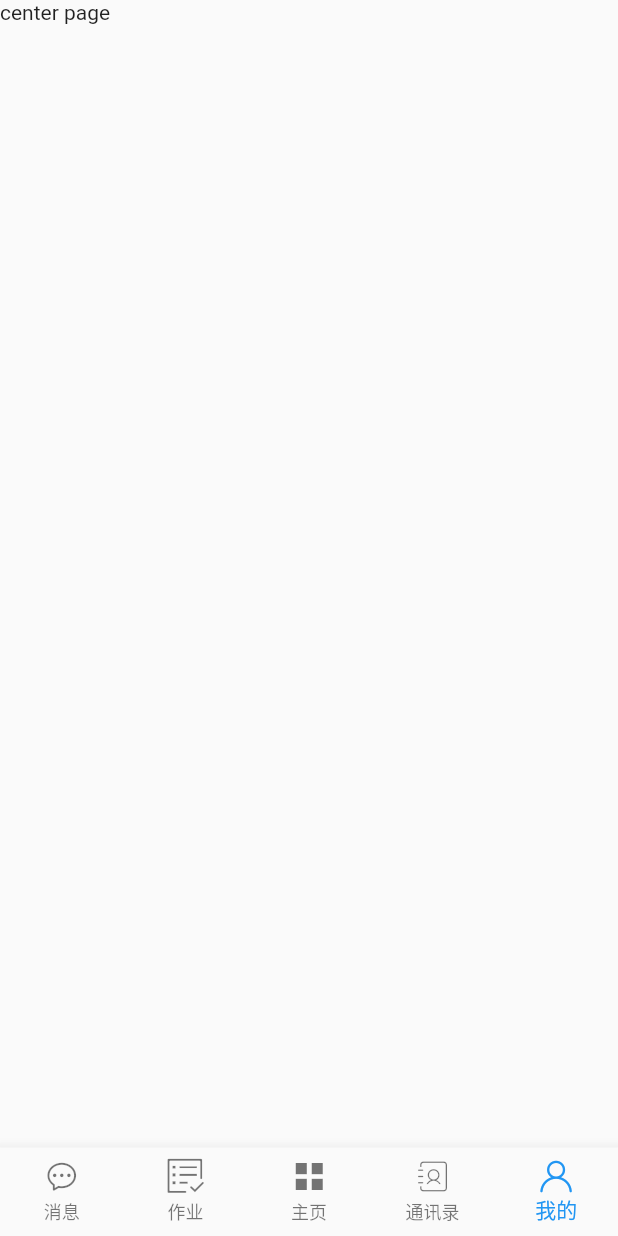
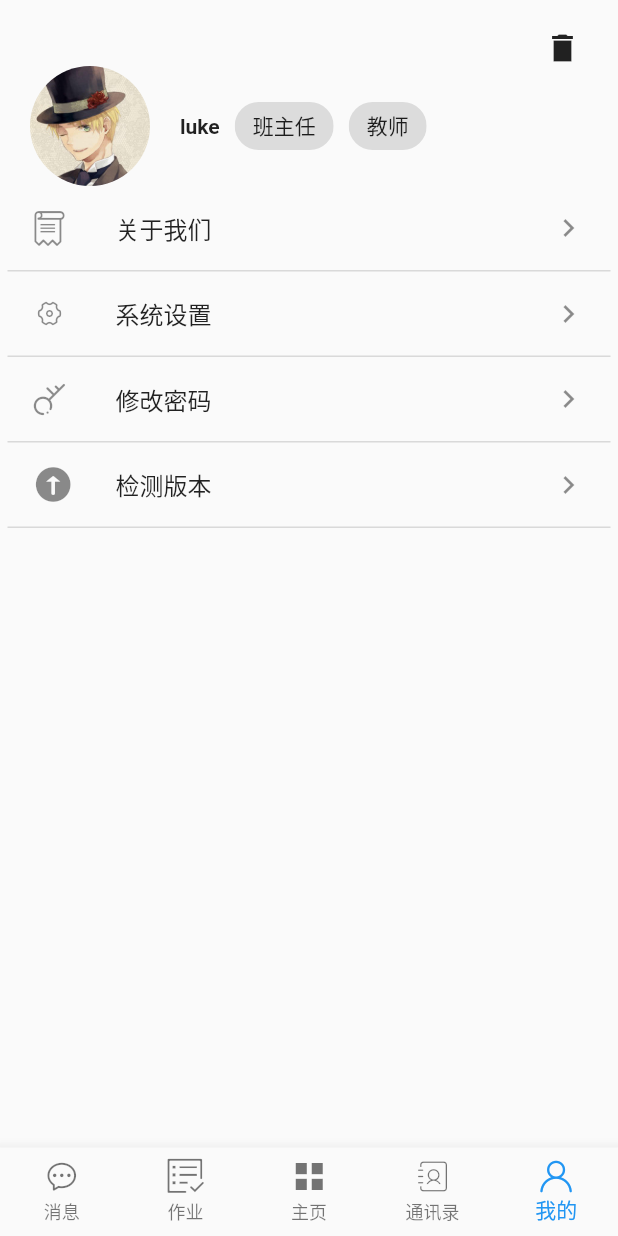
Before and after one commit to liucong1001/flutter-xuediantong, a Flutter app: the screen it shows after launch, swiped to page 5, on a phone screen of 412 x 824 dp. Run offline on Flutter 3.47's test engine with Material 2 defaults, Android fonts, the phone set to English and light mode, and no system bars; our stand-ins replace flutter_swiper; network calls fail.

Commit message:
个人中心

```diff
--- a/lib/center/center_page.dart
+++ b/lib/center/center_page.dart
@@ -1,14 +1,110 @@
 import 'package:flutter/material.dart';
+import '../common/base_style.dart'  show AppColors, AppStyles, Constants;
 
 class CenterPage extends StatefulWidget {
   _CenterPageState createState() => _CenterPageState();
 }
 
+List<Widget>systemList = List();
+
+
 class _CenterPageState extends State<CenterPage> {
+
+  tags (text){
+       return  new Container(
+         margin: EdgeInsets.only(left: 5.0 ,right: 5.0),
+         child:new Chip(
+          //  padding: EdgeInsets.all(2.0),
+          //  labelPadding:  EdgeInsets.only(top: 2.0,bottom: 2.0),
+           key: ValueKey<String>(text),
+          //  backgroundColor: Colors.blue,
+           label: Text(text,style: TextStyle(color: Colors.blue[80]),),
+          )
+       );
+   }
+
+
+    Widget item(icon,text){
+        return  new Container(
+                decoration: BoxDecoration(
+                  border: Border(bottom: BorderSide(width: 1.0,color: Color(AppColors.DividerColor)))
+                ),
+                child: ListTile(
+                    leading:new Icon(icon),
+                    title: new Text(text),
+                    trailing: new Icon(Icons.keyboard_arrow_right),
+                ),
+              );
+    }
+
+
+  Widget _centerItems(){
+       // 添加分割线
+     return  Expanded(
+       child:new ListView(
+             children: <Widget>[
+                item(IconData(0xe809, fontFamily: Constants.IconFontFamily),'关于我们'),
+                item(IconData(0xe72f, fontFamily: Constants.IconFontFamily),'系统设置'),
+                item(IconData(0xe600, fontFamily: Constants.IconFontFamily),'修改密码'),
+                item(IconData(0xe674, fontFamily: Constants.IconFontFamily,),'检测版本'),
+           ],
+       ) ,
+     );
+  }
+  @override
+  void initState(){
+        super.initState();
+  }
+
+
   @override
   Widget build(BuildContext context) {
     return Container(
-        child: new Text('center page'),
+        padding: EdgeInsets.all(5.0),
+        margin: EdgeInsets.only(top:15.0),
+        child: new Column(
+           children: <Widget>[
+              Padding(
+                 padding: EdgeInsets.only(right: 20.0),
+                 child: new Row(
+                   mainAxisAlignment: MainAxisAlignment.end,
+                   children: <Widget>[
+                    Icon(IconData(0xe8b8,fontFamily:'MaterialIcons'))
+                  ],
+               ),
+              ),
+              Container(
+                decoration: BoxDecoration(
+                  // border: Border(bottom: BorderSide(width:2.0,color: Colors.grey))
+                ),
+                child: new Row(
+                   children: <Widget>[
+                       new Container(
+                         margin: EdgeInsets.only(left:15.0,right: 15.0),
+                         child: ClipOval(
+                           child: SizedBox(
+                               height: 80.0,
+                               width: 80.0,
+                               child: Image(
+                                 image: AssetImage('assets/imgs/user.jpg'),
+                                 fit: BoxFit.cover,
+                               ),
+                           ),
+                         )
+                       ),
+                       Padding(
+                         padding: EdgeInsets.all(5.0),
+                         child: Text('luke',style: TextStyle(fontWeight:FontWeight.w700),),
+                       ),
+                       tags('班主任'),
+                       tags('教师'),
+                   ],
+                ),
+              ),
+
+              _centerItems(),
+           ],
+        ),
     );
   }
 }
--- a/lib/home/home_index_page.dart
+++ b/lib/home/home_index_page.dart
@@ -115,10 +115,10 @@ Widget _msg(){
           margin: EdgeInsets.all(10.0),
           child: new  Row(
               children: <Widget>[
-            Icon(Icons.notifications,color: Colors.blue,),
+                Icon(IconData(0xe04e,fontFamily:'MaterialIcons')),
                 Expanded(
                   child:  new Container(
-                      child: Text('新年快乐 新年快乐'),
+                          child: Text('新年快乐 新年快乐!'),
                           padding: EdgeInsets.only(left: 5.0),
                           decoration: BoxDecoration(
                             border: Border(right: BorderSide(color: Colors.grey,width: 2.0))
--- a/lib/main.dart
+++ b/lib/main.dart
@@ -7,7 +7,13 @@ class MyApp extends StatelessWidget {
   Widget build(BuildContext context) {
     return new MaterialApp(
       title: '学点通',
-      home: HomePage()
+      home: HomePage(),
+      theme: new ThemeData(
+        // #1482ff
+          // brightness: Color(''),
+          // primaryColor: Colors.lightBlue[800],
+          //  accentColor: Colors.cyan[600],
+      ),
     );
   }
 }
--- /dev/null
+++ b/lib/modal/center_modal.dart
@@ -0,0 +1,5 @@
+const  jsonData = [
+  {'name':'关于我们'},
+  {'name':'系统设置'},
+  {'name':'检测版本'},
+];
--- a/pubspec.yaml
+++ b/pubspec.yaml
@@ -48,6 +48,7 @@ flutter:
      - assets/imgs/menu2.png
      - assets/imgs/menu3.png
      - assets/imgs/menu4.png
+     - assets/imgs/user.jpg
   # To add assets to your application, add an assets section, like this:
   # assets:
   #  - images/a_dot_burr.jpeg
```
Also changed, not shown: lib/contact/contact_page.dart (+64 -1 lines), lib/modal/contact_modal.dart (added, +20 -0 lines), lib/task/task_page.dart (+2 -16 lines), assets/fonts/iconfont.ttf, assets/imgs/user.jpg (added). Lines whose indentation alone changed are shown as unchanged.
